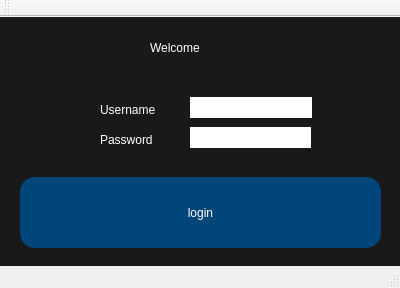
The window that Code/LoginWindow/LoginWindow/login.ui (ajmcint2/Team15CSE360) describes before a commit, drawn with Qt 5.
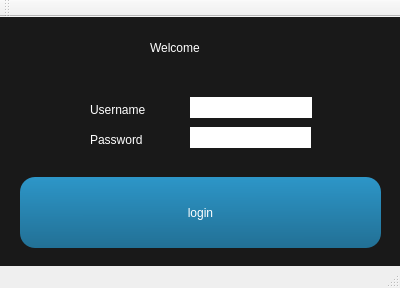
The same window after the commit.

The edit to the form file:
```diff
--- a/Code/LoginWindow/LoginWindow/login.ui
+++ b/Code/LoginWindow/LoginWindow/login.ui
@@ -20,9 +20,9 @@
    <widget class="QLabel" name="label_username">
     <property name="geometry">
      <rect>
-      <x>100</x>
+      <x>90</x>
       <y>80</y>
-      <width>81</width>
+      <width>91</width>
       <height>25</height>
      </rect>
     </property>
@@ -37,9 +37,9 @@
    <widget class="QLabel" name="label_password">
     <property name="geometry">
      <rect>
-      <x>100</x>
+      <x>90</x>
       <y>110</y>
-      <width>74</width>
+      <width>81</width>
       <height>25</height>
      </rect>
     </property>
@@ -92,9 +92,9 @@
     </property>
     <property name="styleSheet">
      <string notr="true">#pushButton{
-background-color: rgb(0, 70, 122);
+background-color: qlineargradient(spread:pad, x1:0.483, y1:1, x2:0.472907, y2:0, stop:0 rgba(34, 112, 149, 255), stop:1 rgba(45, 150, 200, 255));
 color: white;
-font: 25 36pt &quot;Avenir&quot;;
+font: 25 36pt &quot;Helvetica&quot;;
 border-radius: 15px;
 }
 
```
Left out of the diff: 10 changed lines with no effect on the pictures.
